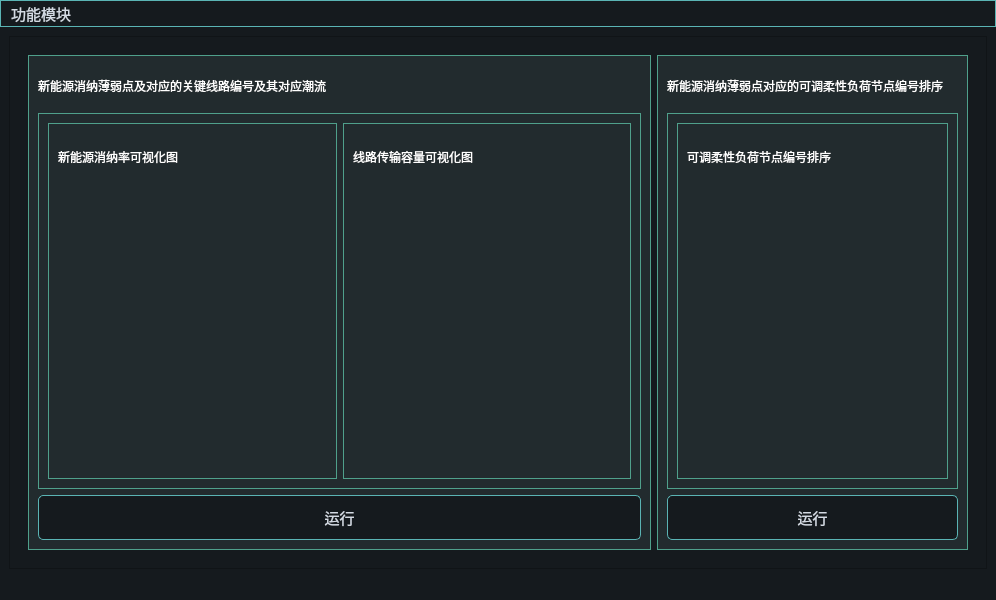
Above: MainWindow.ui from Estellalan/gzdw_desk before the change. Below: the same form after it.
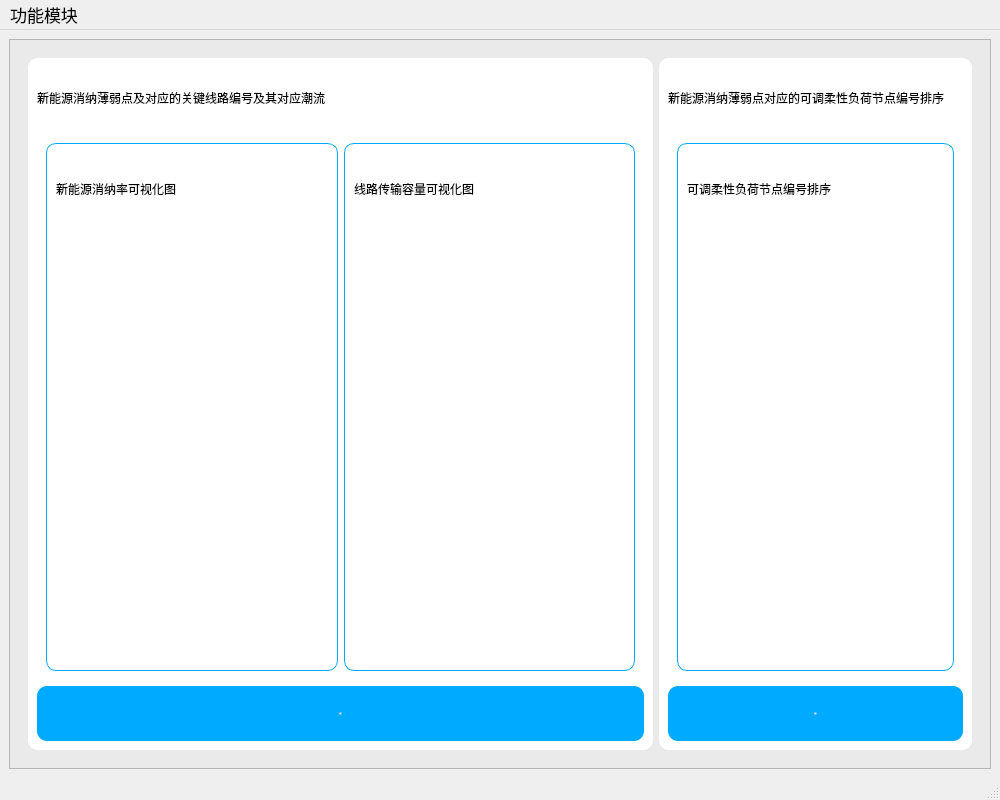
That is the form after the change. The open tabs and pages were chosen to show the change.

Diff of the .ui file:
```diff
--- a/MainWindow.ui
+++ b/MainWindow.ui
@@ -6,8 +6,8 @@
    <rect>
     <x>0</x>
     <y>0</y>
-    <width>996</width>
-    <height>600</height>
+    <width>1000</width>
+    <height>800</height>
    </rect>
   </property>
   <property name="sizePolicy">
@@ -18,15 +18,20 @@
   </property>
   <property name="minimumSize">
    <size>
-    <width>800</width>
-    <height>600</height>
+    <width>1000</width>
+    <height>800</height>
    </size>
   </property>
   <property name="windowTitle">
    <string>输配协同下面向薄弱点关联潮流精准调控的多元用户联动决策支持系统</string>
   </property>
   <property name="styleSheet">
-   <string notr="true">background-color:#151a1e;</string>
+   <string notr="true">background-color:rgb(234, 234, 234)
+
+&quot;QMenuBar{background-color:transparent;}&quot;/*设置背景色，跟随背景色*/                           
+&quot;QMenuBar::selected{background-color:transparent;}&quot;/*设置菜单栏选中背景色*/
+&quot;QMenuBar::item{font-size:12px;font-family:Microsoft YaHei;color:rgba(255,255,255,1);}&quot;/*设置菜单栏字体为白色，透明度为1（取值范围0.0-255）*/
+</string>
   </property>
   <widget class="QWidget" name="centralwidget">
    <property name="sizePolicy">
@@ -44,6 +49,9 @@
         <verstretch>1</verstretch>
        </sizepolicy>
       </property>
+      <property name="styleSheet">
+       <string notr="true">background-color:rgb(234, 234, 234)</string>
+      </property>
       <property name="frameShape">
        <enum>QFrame::StyledPanel</enum>
       </property>
@@ -79,6 +87,40 @@
           <number>1</number>
          </property>
          <widget class="QWidget" name="page1">
+          <property name="styleSheet">
+           <string notr="true">QMainWindow{
+background-color:rgb(234, 234, 234)
+}
+QLabel{
+font: bold 18px &quot;Microsoft YaHei&quot;;
+background-color:rgb(255, 255, 255);
+}
+QPushButton{
+background-color:rgb(0, 170, 255);
+font: bold 19px &quot;Microsoft YaHei&quot;;
+color: white;
+border-radius: 10px
+
+}
+QPushButton:hover{
+	border-style: solid;
+	border-color: rgb(125, 255, 39);
+	border-width: 1px;
+	border-radius: 5px;
+	color: white;
+	padding: 2px;
+	background-color: rgb(85, 170, 255);
+}
+QPushButton:pressed{
+	border-style: solid;
+	border-color: #050a0e;
+	border-width: 1px;
+	border-radius: 5px;
+	color: white;
+	padding: 2px;
+	background-color: rgb(0, 170, 127);
+}</string>
+          </property>
           <layout class="QHBoxLayout" name="horizontalLayout_3">
            <item>
             <widget class="QFrame" name="frame3">
@@ -90,14 +132,13 @@
              </property>
              <property name="styleSheet">
               <string notr="true">
+.QFrame{
+background-color:rgb(255, 255, 255);
+border-radius:10px;
+border:0px
+}
 
-.QFrame{	
-	border-width: 1px;
-	border-style: solid;
-	border-color: #4fa08b;
-	background-color: #222b2e;
-	color: #d3dae3;
-}</string>
+</string>
              </property>
              <property name="frameShape">
               <enum>QFrame::StyledPanel</enum>
@@ -115,9 +156,7 @@
                  </sizepolicy>
                 </property>
                 <property name="styleSheet">
-                 <string notr="true">background-color: #222b2e;
-font: 13pt &quot;楷体&quot;;
-color: rgb(255, 255, 255);</string>
+                 <string notr="true"/>
                 </property>
                 <property name="text">
                  <string>新能源消纳薄弱点及对应的关键线路编号及其对应潮流</string>
@@ -147,6 +186,16 @@
                      <verstretch>0</verstretch>
                     </sizepolicy>
                    </property>
+                   <property name="styleSheet">
+                    <string notr="true">	.QFrame{
+			border-width: 1px;
+	border-style: solid;
+	border-color: rgb(0, 168, 252);
+	background-color: white;
+	color: #d3dae3;
+	}
+</string>
+                   </property>
                    <property name="frameShape">
                     <enum>QFrame::StyledPanel</enum>
                    </property>
@@ -163,9 +212,7 @@
                        </sizepolicy>
                       </property>
                       <property name="styleSheet">
-                       <string notr="true">background-color: #222b2e;
-font: 13pt &quot;楷体&quot;;
-color: rgb(255, 255, 255);</string>
+                       <string notr="true"/>
                       </property>
                       <property name="text">
                        <string>新能源消纳率可视化图</string>
@@ -181,9 +228,7 @@
                        </sizepolicy>
                       </property>
                       <property name="styleSheet">
-                       <string notr="true">background-color: #222b2e;
-font: 13pt &quot;楷体&quot;;
-color: rgb(255, 255, 255);</string>
+                       <string notr="true"/>
                       </property>
                       <property name="text">
                        <string/>
@@ -201,6 +246,16 @@
                      <verstretch>0</verstretch>
                     </sizepolicy>
                    </property>
+                   <property name="styleSheet">
+                    <string notr="true">	.QFrame{
+			border-width: 1px;
+	border-style: solid;
+	border-color: rgb(0, 168, 252);
+	background-color: white;
+	color: #d3dae3;
+	}
+</string>
+                   </property>
                    <property name="frameShape">
                     <enum>QFrame::StyledPanel</enum>
                    </property>
@@ -217,9 +272,7 @@
                        </sizepolicy>
                       </property>
                       <property name="styleSheet">
-                       <string notr="true">background-color: #222b2e;
-font: 13pt &quot;楷体&quot;;
-color: rgb(255, 255, 255);</string>
+                       <string notr="true"/>
                       </property>
                       <property name="text">
                        <string>线路传输容量可视化图</string>
@@ -235,9 +288,7 @@
                        </sizepolicy>
                       </property>
                       <property name="styleSheet">
-                       <string notr="true">background-color: #222b2e;
-font: 13pt &quot;楷体&quot;;
-color: rgb(255, 255, 255);</string>
+                       <string notr="true"/>
                       </property>
                       <property name="text">
                        <string/>
@@ -272,46 +323,15 @@
                 </property>
                 <property name="font">
                  <font>
-                  <pointsize>11</pointsize>
+                  <family>Microsoft YaHei</family>
+                  <pointsize>-1</pointsize>
+                  <weight>75</weight>
+                  <italic>false</italic>
+                  <bold>true</bold>
                  </font>
                 </property>
                 <property name="styleSheet">
-                 <string notr="true">QPushButton{
-	border-style: solid;
-	border-color: rgb(90, 180, 180);
-	border-width: 1px;
-	border-radius: 5px;
-	color: #d3dae3;
-	padding: 2px;
-	background-color: #151a1e;
-}
-QPushButton::default{
-	border-style: solid;
-	border-color: #050a0e;
-	border-width: 1px;
-	border-radius: 5px;
-	color: #FFFFFF;
-	padding: 2px;
-	background-color: #151a1e;;
-}
-QPushButton:hover{
-	border-style: solid;
-	border-color: rgb(24, 255, 140);
-	border-width: 1px;
-	border-radius: 5px;
-	color: #d3dae3;
-	padding: 2px;
-	background-color: #1c1f1f;
-}
-QPushButton:pressed{
-	border-style: solid;
-	border-color: #050a0e;
-	border-width: 1px;
-	border-radius: 5px;
-	color: #d3dae3;
-	padding: 2px;
-	background-color: #2c2f2f;
-}</string>
+                 <string notr="true"/>
                 </property>
                 <property name="text">
                  <string>运行</string>
@@ -331,12 +351,10 @@
              </property>
              <property name="styleSheet">
               <string notr="true">
-.QFrame{	
-	border-width: 1px;
-	border-style: solid;
-	border-color: #4fa08b;
-	background-color: #222b2e;
-	color: #d3dae3;
+.QFrame{
+background-color:rgb(255, 255, 255);
+border-radius:10px;
+border:0px
 }</string>
              </property>
              <property name="frameShape">
@@ -355,9 +373,7 @@
                  </sizepolicy>
                 </property>
                 <property name="styleSheet">
-                 <string notr="true">background-color: #222b2e;
-font: 13pt &quot;楷体&quot;;
-color: rgb(255, 255, 255);</string>
+                 <string notr="true"/>
                 </property>
                 <property name="text">
                  <string>新能源消纳薄弱点对应的可调柔性负荷节点编号排序</string>
@@ -387,6 +403,16 @@
                      <verstretch>0</verstretch>
                     </sizepolicy>
                    </property>
+                   <property name="styleSheet">
+                    <string notr="true">	.QFrame{
+			border-width: 1px;
+	border-style: solid;
+	border-color: rgb(0, 168, 252);
+	background-color: white;
+	color: #d3dae3;
+	}
+</string>
+                   </property>
                    <property name="frameShape">
                     <enum>QFrame::StyledPanel</enum>
                    </property>
@@ -403,9 +429,7 @@
                        </sizepolicy>
                       </property>
                       <property name="styleSheet">
-                       <string notr="true">background-color: #222b2e;
-font: 13pt &quot;楷体&quot;;
-color: rgb(255, 255, 255);</string>
+                       <string notr="true"/>
                       </property>
                       <property name="text">
                        <string>可调柔性负荷节点编号排序</string>
@@ -421,9 +445,7 @@
                        </sizepolicy>
                       </property>
                       <property name="styleSheet">
-                       <string notr="true">background-color: #222b2e;
-font: 13pt &quot;楷体&quot;;
-color: rgb(255, 255, 255);</string>
+                       <string notr="true"/>
                       </property>
                       <property name="text">
                        <string/>
@@ -458,46 +480,15 @@
                 </property>
                 <property name="font">
                  <font>
-                  <pointsize>11</pointsize>
+                  <family>Microsoft YaHei</family>
+                  <pointsize>-1</pointsize>
+                  <weight>75</weight>
+                  <italic>false</italic>
+                  <bold>true</bold>
                  </font>
                 </property>
                 <property name="styleSheet">
-                 <string notr="true">QPushButton{
-	border-style: solid;
-	border-color: rgb(90, 180, 180);
-	border-width: 1px;
-	border-radius: 5px;
-	color: #d3dae3;
-	padding: 2px;
-	background-color: #151a1e;
-}
-QPushButton::default{
-	border-style: solid;
-	border-color: #050a0e;
-	border-width: 1px;
-	border-radius: 5px;
-	color: #FFFFFF;
-	padding: 2px;
-	background-color: #151a1e;;
-}
-QPushButton:hover{
-	border-style: solid;
-	border-color: rgb(24, 255, 140);
-	border-width: 1px;
-	border-radius: 5px;
-	color: #d3dae3;
-	padding: 2px;
-	background-color: #1c1f1f;
-}
-QPushButton:pressed{
-	border-style: solid;
-	border-color: #050a0e;
-	border-width: 1px;
-	border-radius: 5px;
-	color: #d3dae3;
-	padding: 2px;
-	background-color: #2c2f2f;
-}</string>
+                 <string notr="true"/>
                 </property>
                 <property name="text">
                  <string>运行</string>
@@ -819,14 +810,13 @@
     </item>
    </layout>
   </widget>
-  <widget class="QStatusBar" name="statusbar"/>
   <widget class="QMenuBar" name="menuBar">
    <property name="geometry">
     <rect>
      <x>0</x>
      <y>0</y>
-     <width>996</width>
-     <height>20</height>
+     <width>1000</width>
+     <height>28</height>
     </rect>
    </property>
    <property name="sizePolicy">
@@ -843,44 +833,25 @@
    </property>
    <property name="font">
     <font>
-     <family>仿宋</family>
-     <pointsize>11</pointsize>
+     <family>Microsoft YaHei</family>
+     <pointsize>13</pointsize>
+     <weight>3</weight>
+     <italic>false</italic>
+     <bold>false</bold>
      <underline>false</underline>
     </font>
    </property>
    <property name="styleSheet">
-    <string notr="true">QMenuBar {
-	background-color: #151a1e;
- 	border: 1px solid rgb(90, 180, 180); /* 菜单栏的边框 */;
-}
-QMenuBar::item {
-	color: #d3dae3;
-  	spacing: 3px;
-  	padding: 1px 4px;
-	background-color: #151a1e;
-}
-
-QMenuBar::item:selected {
-  	background-color: #252a2e;
-	color: #FFFFFF;
-}
-QMenu {
-	background-color: #151a1e;
-}
-QMenu::item:selected {
-	background-color: #252a2e;
-	color: #FFFFFF;
-}
-QMenu::item {
-	color: #d3dae3;
-	background-color: #151a1e;
-}</string>
+    <string notr="true">font: 25 13pt &quot;Microsoft YaHei&quot;;</string>
    </property>
    <widget class="QMenu" name="menu">
     <property name="font">
      <font>
-      <family>楷体</family>
-      <pointsize>11</pointsize>
+      <family>Microsoft YaHei</family>
+      <pointsize>13</pointsize>
+      <weight>3</weight>
+      <italic>false</italic>
+      <bold>false</bold>
      </font>
     </property>
     <property name="title">
@@ -891,6 +862,7 @@
    </widget>
    <addaction name="menu"/>
   </widget>
+  <widget class="QStatusBar" name="statusbar"/>
   <action name="to_module1">
    <property name="text">
     <string>模块一</string>
```
Left out of the diff: 163 changed lines with no effect on the pictures.
